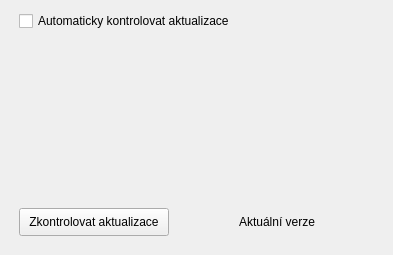
Before: the Qt Designer form autoskola_eTesty/settingsdialog.ui in RxiPland/autoskola_eTesty_desktop, drawn with Qt 5.
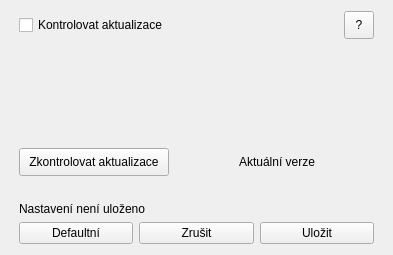
After: the same form once the commit is applied. Icons and pictures are not drawn.

What changed in the file:
```diff
--- a/autoskola_eTesty/settingsdialog.ui
+++ b/autoskola_eTesty/settingsdialog.ui
@@ -41,10 +41,45 @@
        <property name="topMargin">
         <number>0</number>
        </property>
+       <item row="0" column="1">
+        <spacer name="horizontalSpacer_5">
+         <property name="orientation">
+          <enum>Qt::Horizontal</enum>
+         </property>
+         <property name="sizeHint" stdset="0">
+          <size>
+           <width>40</width>
+           <height>20</height>
+          </size>
+         </property>
+        </spacer>
+       </item>
        <item row="0" column="0">
         <widget class="QCheckBox" name="checkBox">
          <property name="text">
-          <string>Automaticky kontrolovat aktualizace</string>
+          <string>Kontrolovat aktualizace</string>
+         </property>
+        </widget>
+       </item>
+       <item row="0" column="2">
+        <widget class="QToolButton" name="toolButton">
+         <property name="sizePolicy">
+          <sizepolicy hsizetype="Fixed" vsizetype="Fixed">
+           <horstretch>0</horstretch>
+           <verstretch>0</verstretch>
+          </sizepolicy>
+         </property>
+         <property name="minimumSize">
+          <size>
+           <width>30</width>
+           <height>28</height>
+          </size>
+         </property>
+         <property name="focusPolicy">
+          <enum>Qt::NoFocus</enum>
+         </property>
+         <property name="text">
+          <string>?</string>
          </property>
         </widget>
        </item>
@@ -138,12 +173,56 @@
        </property>
        <property name="sizeHint" stdset="0">
         <size>
-         <width>20</width>
-         <height>8</height>
+         <width>30</width>
+         <height>20</height>
         </size>
        </property>
       </spacer>
      </item>
+     <item>
+      <widget class="QLabel" name="label_2">
+       <property name="text">
+        <string>Nastavení není uloženo</string>
+       </property>
+      </widget>
+     </item>
+     <item>
+      <layout class="QHBoxLayout" name="horizontalLayout_3">
+       <property name="topMargin">
+        <number>0</number>
+       </property>
+       <item>
+        <widget class="QPushButton" name="pushButton_2">
+         <property name="focusPolicy">
+          <enum>Qt::NoFocus</enum>
+         </property>
+         <property name="text">
+          <string>Defaultní</string>
+         </property>
+        </widget>
+       </item>
+       <item>
+        <widget class="QPushButton" name="pushButton_3">
+         <property name="focusPolicy">
+          <enum>Qt::NoFocus</enum>
+         </property>
+         <property name="text">
+          <string>Zrušit</string>
+         </property>
+        </widget>
+       </item>
+       <item>
+        <widget class="QPushButton" name="pushButton_4">
+         <property name="focusPolicy">
+          <enum>Qt::NoFocus</enum>
+         </property>
+         <property name="text">
+          <string>Uložit</string>
+         </property>
+        </widget>
+       </item>
+      </layout>
+     </item>
     </layout>
    </item>
    <item>
```
Left out of the diff: 3 changed lines with no effect on the pictures.
